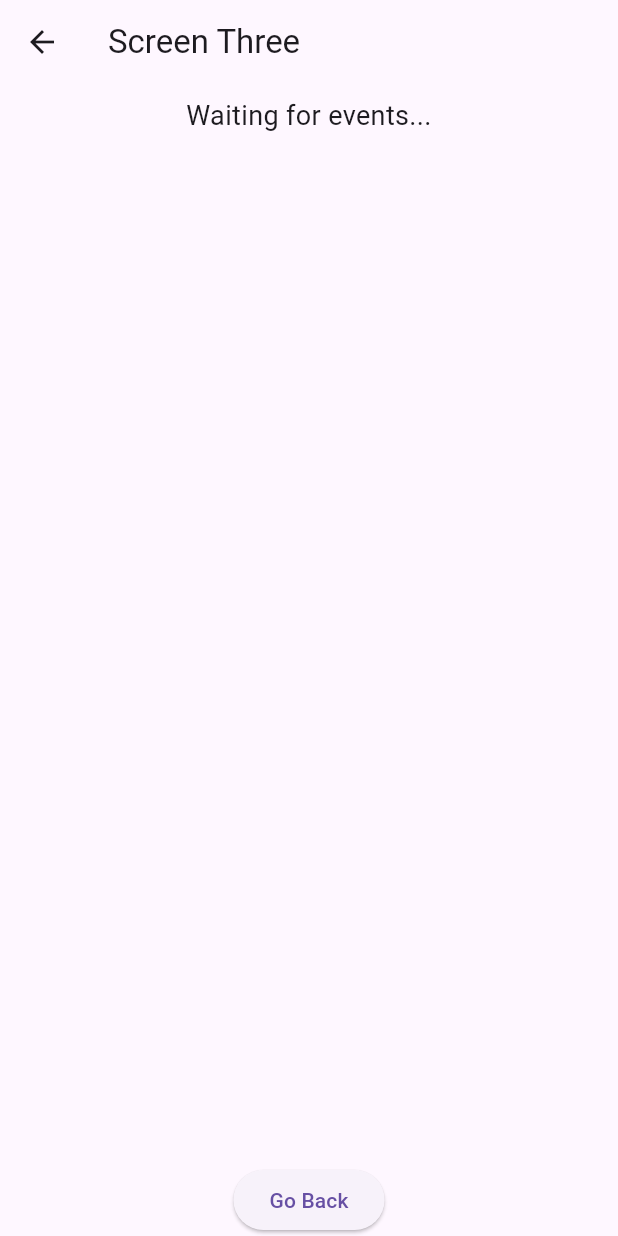
After one commit to Ruchit-Bhut/event_bus_example, a Flutter app: the ScreenTwo screen opened by its route, after a tap on "Go to Screen Three", on a phone screen of 412 x 824 dp. The commit adds this screen. Run offline on Flutter 3.47's test engine with Material 3 defaults, Android fonts, the phone set to English and light mode, and no system bars; our stand-ins replace event_bus.

Commit message:
New Bus Events Example for flutter

```diff
--- a/lib/event_example/event_mixin.dart
+++ b/lib/event_example/event_mixin.dart
@@ -1,7 +1,7 @@
+import 'dart:async';
 import 'package:flutter/material.dart';
 import 'event_bus.dart';
 import 'events.dart';
-import 'dart:async';
 
 mixin EventMixin<T extends StatefulWidget> on State<T> {
   final List<StreamSubscription> _subscriptions = [];
--- a/lib/event_example/events.dart
+++ b/lib/event_example/events.dart
@@ -64,7 +64,9 @@ class EventBus {
   }
 
   void dispose() {
-    _eventControllers.values.forEach((controller) => controller.close());
+    for (var controller in _eventControllers.values) {
+      controller.close();
+    }
     _eventControllers.clear();
   }
 
--- /dev/null
+++ b/lib/event_example/screen_three.dart
@@ -0,0 +1,44 @@
+import 'package:flutter/material.dart';
+
+class ScreenThree extends StatelessWidget {
+  final List<String> messages;
+
+  const ScreenThree({super.key, required this.messages});
+
+  @override
+  Widget build(BuildContext context) {
+    return Scaffold(
+      appBar: AppBar(
+        title: const Text('Screen Three'),
+      ),
+      body: Center(
+        child: Column(
+          mainAxisAlignment: MainAxisAlignment.center,
+          children: [
+            Expanded(
+              child: ListView.builder(
+                itemCount: messages.length,
+                itemBuilder: (context, index) {
+                  return Padding(
+                    padding: const EdgeInsets.all(8.0),
+                    child: Text(
+                      messages[index],
+                      style: const TextStyle(fontSize: 18),
+                      textAlign: TextAlign.center,
+                    ),
+                  );
+                },
+              ),
+            ),
+            ElevatedButton(
+              onPressed: () {
+                Navigator.pop(context);
+              },
+              child: const Text('Go Back'),
+            ),
+          ],
+        ),
+      ),
+    );
+  }
+}
--- a/lib/event_example/screen_two.dart
+++ b/lib/event_example/screen_two.dart
@@ -10,48 +10,52 @@ class ScreenTwo extends StatefulWidget {
 }
 
 class _ScreenTwoState extends State<ScreenTwo> with EventMixin<ScreenTwo> {
-  String _message = 'Waiting for events...';
+  List<String> _messages = ['Waiting for events...'];
 
-  @override
-  void handleStringEvent(StringEvent event) {
+  void _addMessage(String message) {
     setState(() {
-      _message = 'Received StringEvent: ${event.message}';
+      if (_messages.length == 1 && _messages[0] == 'Waiting for events...') {
+        _messages = [message];
+      } else {
+        _messages.add(message);
+      }
     });
   }
 
   @override
+  void handleStringEvent(StringEvent event) {
+    _addMessage('Received StringEvent: ${event.message}');
+    print('Received StringEvent: ${event.message}');
+  }
+
+  @override
   void handleIntEvent(IntEvent event) {
-    setState(() {
-      _message = 'Received IntEvent: ${event.number}';
-    });
+    _addMessage('Received IntEvent: ${event.number}');
+    print('Received IntEvent: ${event.number}');
   }
 
   @override
   void handleDoubleEvent(DoubleEvent event) {
-    setState(() {
-      _message = 'Received DoubleEvent: ${event.value}';
-    });
+    _addMessage('Received DoubleEvent: ${event.value}');
+    print('Received DoubleEvent: ${event.value}');
   }
 
   @override
   void handleListEvent(ListEvent event) {
-    setState(() {
-      _message = 'Received ListEvent: ${event.items.join(', ')}';
-    });
+    _addMessage('Received ListEvent: ${event.items.join(', ')}');
+    print('Received ListEvent: ${event.items.join(', ')}');
   }
 
   @override
   void handleMapEvent(MapEvent event) {
-    setState(() {
-      _message = 'Received MapEvent: ${event.items.toString()}';
-    });
+    _addMessage('Received MapEvent: ${event.items.toString()}');
+    print('Received MapEvent: ${event.items.toString()}');
   }
 
   @override
   void handleObjectEvent(ObjectEvent event) {
-    setState(() {
-      _message = 'Received ObjectEvent: ${event.myObject.name}, ${event.myObject.age}';
-    });
+    _addMessage('Received ObjectEvent: ${event.myObject.name}, ${event.myObject.age}');
+    print('Received ObjectEvent: ${event.myObject.name}, ${event.myObject.age}');
   }
 
   @override
@@ -61,7 +65,39 @@ class _ScreenTwoState extends State<ScreenTwo> with EventMixin<ScreenTwo> {
         title: const Text('Screen Two'),
       ),
       body: Center(
-        child: Text(_message),
+        child: Column(
+          mainAxisAlignment: MainAxisAlignment.center,
+          children: [
+            Expanded(
+              child: ListView.builder(
+                itemCount: _messages.length,
+                itemBuilder: (context, index) {
+                  return Padding(
+                    padding: const EdgeInsets.all(8.0),
+                    child: Text(
+                      _messages[index],
+                      style: const TextStyle(fontSize: 18),
+                      textAlign: TextAlign.center,
+                    ),
+                  );
+                },
+              ),
+            ),
+            ElevatedButton(
+              onPressed: () {
+                Navigator.pushNamed(context, '/screenThree', arguments: _messages);
+              },
+              child: const Text('Go to Screen Three'),
+            ),
+            const SizedBox(height: 20),
+            ElevatedButton(
+              onPressed: () {
+                Navigator.pop(context);
+              },
+              child: const Text('Go Back'),
+            ),
+          ],
+        ),
       ),
     );
   }
--- a/lib/main.dart
+++ b/lib/main.dart
@@ -1,7 +1,9 @@
 import 'package:event_bus_example/event_example/home_screen.dart';
 import 'package:event_bus_example/event_example/screen_one.dart';
+import 'package:event_bus_example/event_example/screen_three.dart';
 import 'package:event_bus_example/event_example/screen_two.dart';
 import 'package:flutter/material.dart';
+
 
 void main() {
   runApp(const MyApp());
@@ -18,6 +20,10 @@ class MyApp extends StatelessWidget {
       routes: {
         '/screenOne': (context) => const ScreenOne(),
         '/screenTwo': (context) => const ScreenTwo(),
+        '/screenThree': (context) {
+          final args = ModalRoute.of(context)!.settings.arguments as List<String>;
+          return ScreenThree(messages: args);
+        },
       },
     );
   }
```
Also changed, not shown: lib/event_example/home_screen.dart (+26 -2 lines), lib/event_example/screen_one.dart (+6 -46 lines), lib/event_example/event_bus.dart (line endings or trailing spaces).
